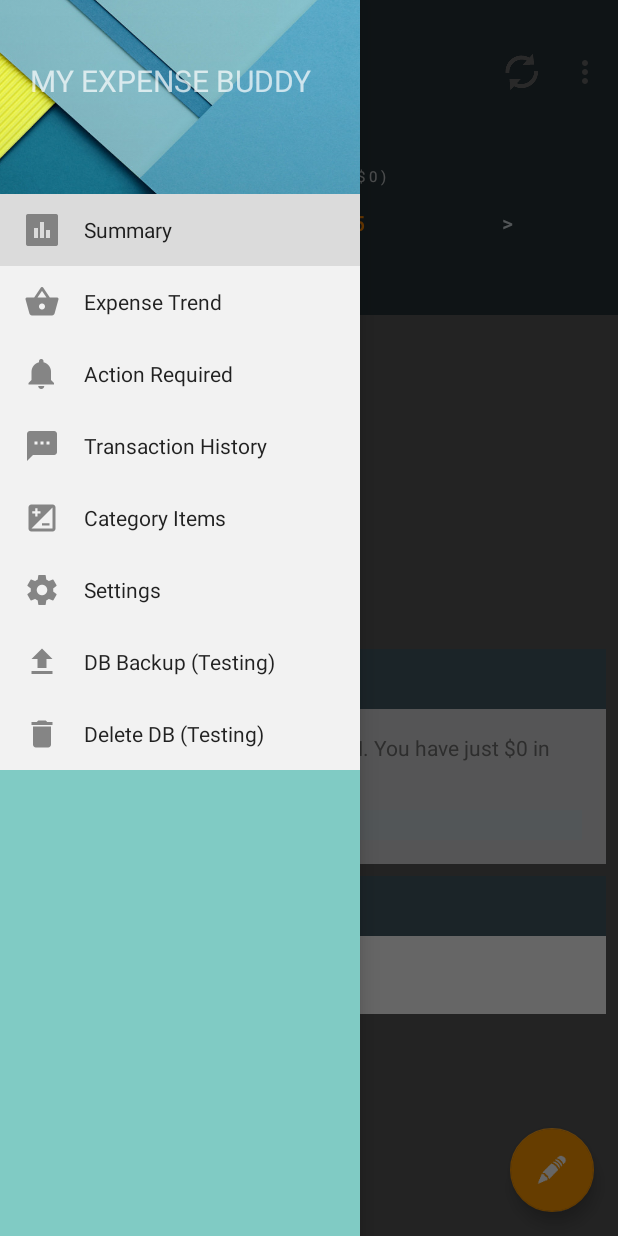
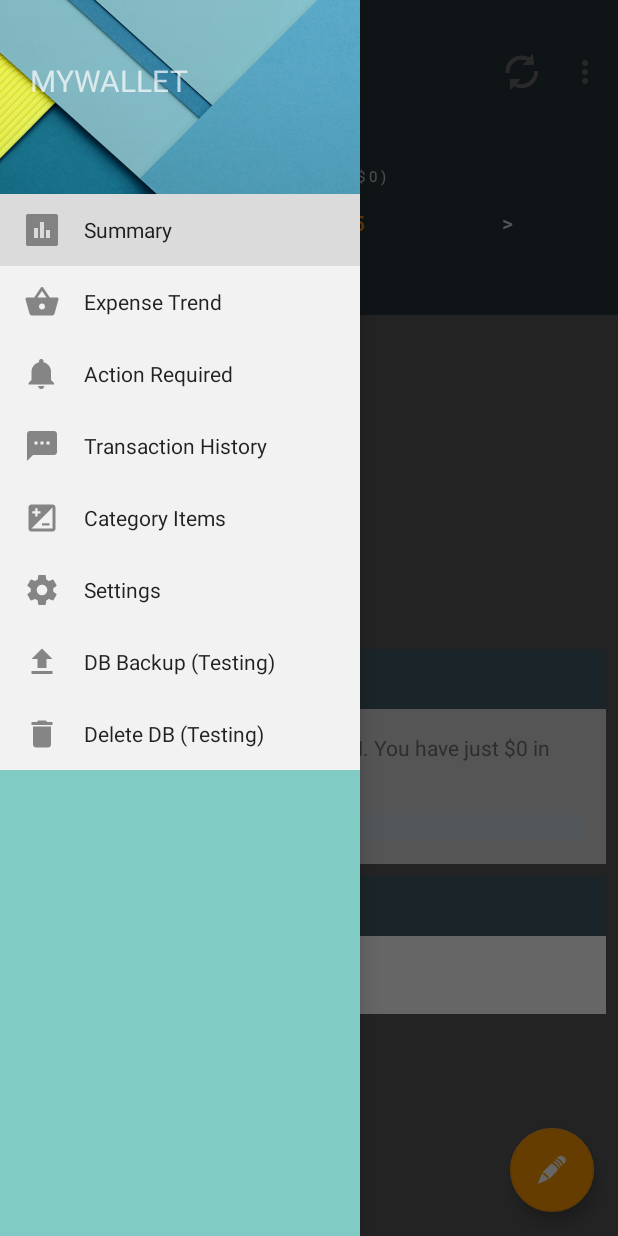
Before and after one commit to palaniramkumar/ExpenseManager, an Android app: the screen it shows after launch (MainActivity), on a phone screen of 412 x 824 dp. Run offline under Robolectric (Android 15) with nearby library versions, the phone set to English and light mode, and no system bars; libraries missing offline, so code that uses them is left out: com.github.mikephil.charting, it.gmariotti.cardslib; plain views replace CardViewNative, FloatingActionButton, HorizontalBarChart, PieChart; 63 statements that could not run were skipped.

Commit message:
Modified app name

```diff
--- a/app/src/main/res/layout/fragment_navigation_drawer.xml
+++ b/app/src/main/res/layout/fragment_navigation_drawer.xml
@@ -17,7 +17,7 @@
         android:paddingLeft="20dp"
         android:paddingTop="40dp"
         android:singleLine="false"
-        android:text="My Expense Buddy"
+        android:text="@string/app_name"
         android:textAlignment="center"
         android:textAllCaps="true"
         android:background="@drawable/material_wp"
```
